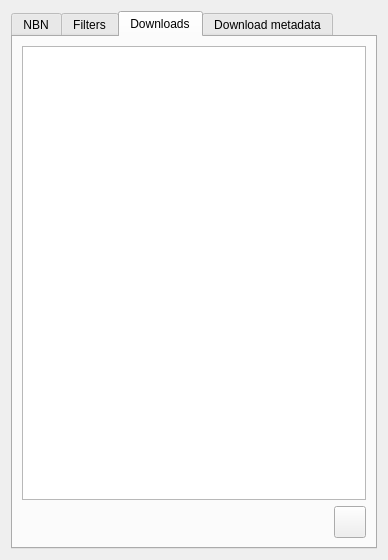
Old version of the form ui_nbn.ui in the repository FieldStudiesCouncil/QGIS-Biological-Recording-Tools.
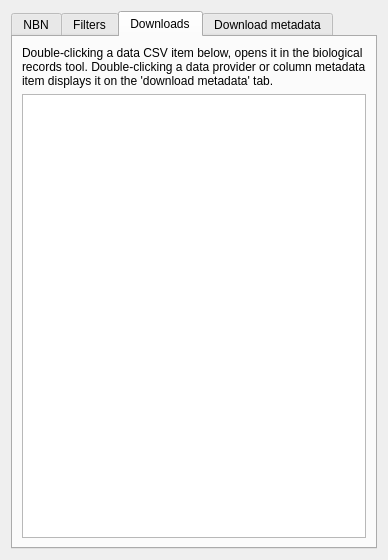
New version of the form. The open tabs and pages were chosen to show the change. Icons and pictures are not drawn. Custom widgets are drawn as their Qt base class.

Commit message: Completed work on displaying and accessing metadata files from NBN.

The edit to the form file:
```diff
--- a/ui_nbn.ui
+++ b/ui_nbn.ui
@@ -1465,66 +1465,26 @@
       </attribute>
       <layout class="QVBoxLayout" name="verticalLayout_10">
        <item>
-        <widget class="QListWidget" name="lwDownloaded">
-         <property name="toolTip">
-          <string>&lt;html&gt;&lt;head/&gt;&lt;body&gt;&lt;p&gt;Indicates the NBN downloads performed during this session. A download icon is displayed whilst data is being downloaded from the NBN. An egg-timer icon is displayed whilst data is being reformatted and saved as a CSV file. A green tick icon shows when a CSV file has been successfully created. A red cross icon shows if there was a problem.&lt;/p&gt;&lt;/body&gt;&lt;/html&gt;</string>
+        <widget class="QLabel" name="label_4">
+         <property name="text">
+          <string>&lt;html&gt;&lt;head/&gt;&lt;body&gt;&lt;p&gt;Double-clicking a data CSV item below, opens it in the biological records tool. Double-clicking a data provider or column metadata item displays it on the 'download metadata' tab.&lt;/p&gt;&lt;/body&gt;&lt;/html&gt;</string>
+         </property>
+         <property name="wordWrap">
+          <bool>true</bool>
          </property>
         </widget>
        </item>
        <item>
-        <layout class="QHBoxLayout" name="horizontalLayout_16">
-         <item>
-          <spacer name="horizontalSpacer_8">
-           <property name="orientation">
-            <enum>Qt::Horizontal</enum>
-           </property>
-           <property name="sizeHint" stdset="0">
-            <size>
-             <width>40</width>
-             <height>20</height>
-            </size>
-           </property>
-          </spacer>
-         </item>
-         <item>
-          <widget class="QPushButton" name="pbSendToBiorec">
-           <property name="sizePolicy">
-            <sizepolicy hsizetype="Fixed" vsizetype="Fixed">
-             <horstretch>0</horstretch>
-             <verstretch>0</verstretch>
-            </sizepolicy>
-           </property>
-           <property name="minimumSize">
-            <size>
-             <width>32</width>
-             <height>32</height>
-            </size>
-           </property>
-           <property name="maximumSize">
-            <size>
-             <width>32</width>
-             <height>32</height>
-            </size>
-           </property>
-           <property name="toolTip">
-            <string>&lt;html&gt;&lt;head/&gt;&lt;body&gt;&lt;p&gt;Send selected CSV to Biorec tool&lt;/p&gt;&lt;/body&gt;&lt;/html&gt;</string>
-           </property>
-           <property name="text">
-            <string/>
-           </property>
-           <property name="icon">
-            <iconset>
-             <normaloff>images/maptaxa.png</normaloff>images/maptaxa.png</iconset>
-           </property>
-           <property name="iconSize">
-            <size>
-             <width>30</width>
-             <height>30</height>
-            </size>
-           </property>
-          </widget>
-         </item>
-        </layout>
+        <widget class="QTreeWidget" name="twDownloaded">
+         <attribute name="headerVisible">
+          <bool>false</bool>
+         </attribute>
+         <column>
+          <property name="text">
+           <string notr="true">1</string>
+          </property>
+         </column>
+        </widget>
        </item>
       </layout>
      </widget>
```
Left out of the diff: 43 changed lines with no effect on the pictures. The commit also changes 4 other files.
